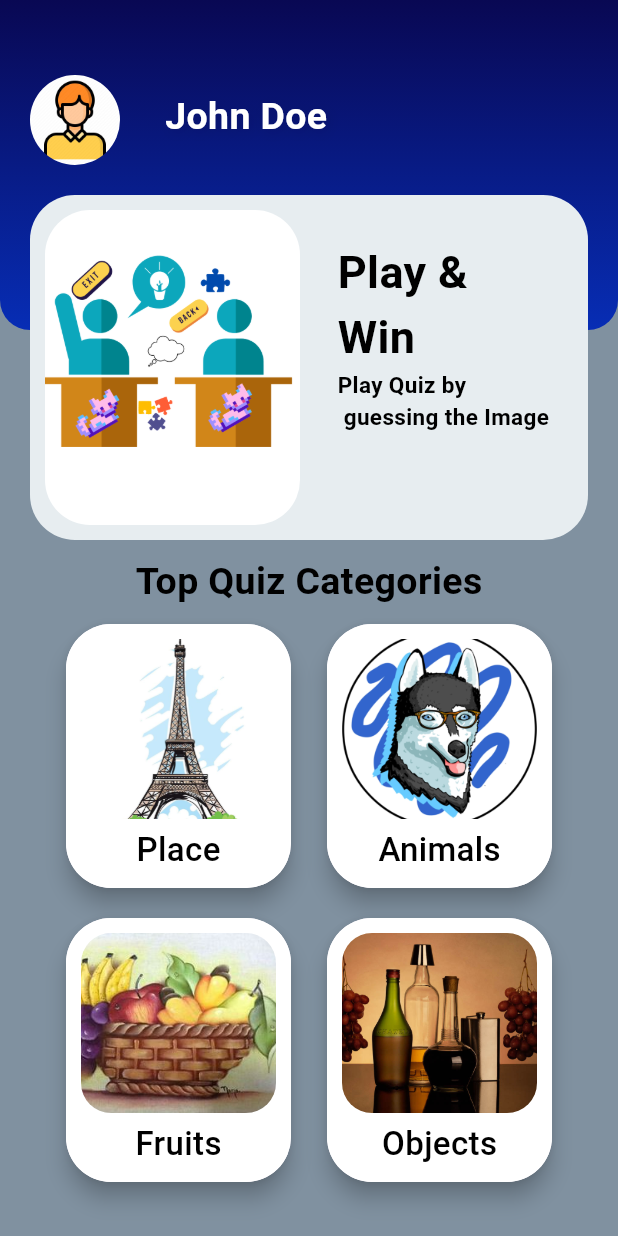
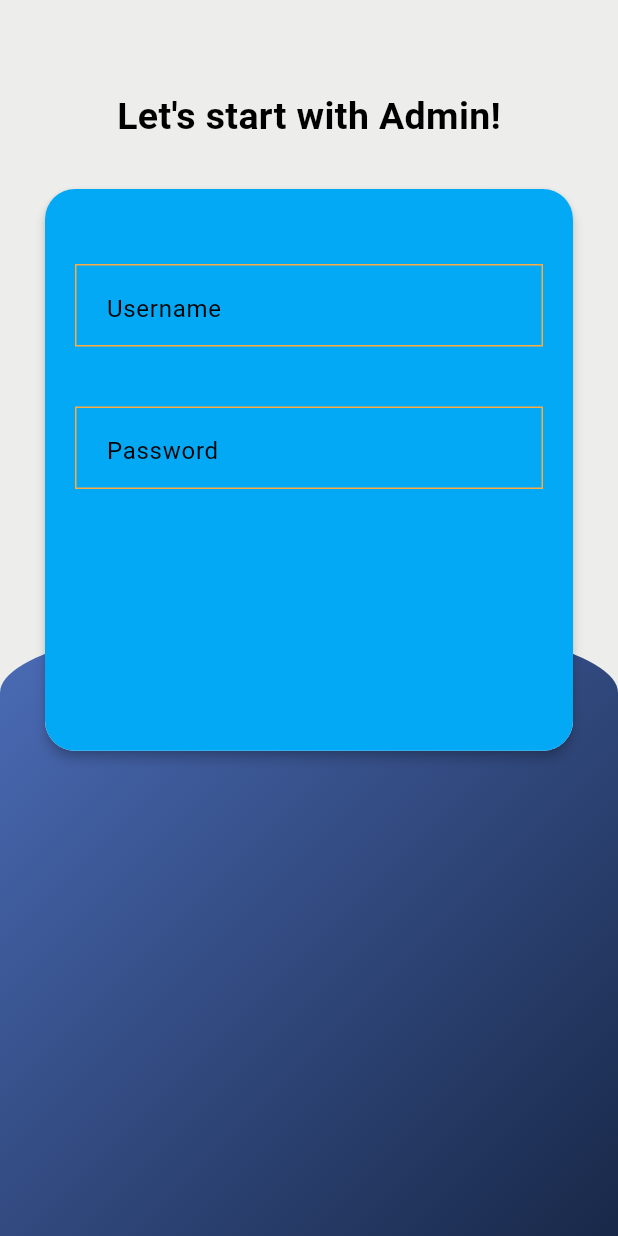
Before and after one commit to Salonisaroha/CODSOFT_task2, a Flutter app: the screen it shows after launch, on a phone screen of 412 x 824 dp. Run offline on Flutter 3.47's test engine with Material 3 defaults, Android fonts, the phone set to English and light mode, and no system bars; our stand-ins replace firebase_core; accounts and stored records are empty.

Commit message:
Some changes done

```diff
--- /dev/null
+++ b/lib/admin/login.dart
@@ -0,0 +1,121 @@
+import 'package:flutter/cupertino.dart';
+import 'package:flutter/material.dart';
+import 'package:flutter/widgets.dart';
+
+class Admin extends StatefulWidget {
+  const Admin({super.key});
+
+  @override
+  State<Admin> createState() => _AdminState();
+}
+
+class _AdminState extends State<Admin> {
+  TextEditingController usernamecontroller = new TextEditingController();
+  TextEditingController userpasswordcontroller = new TextEditingController();
+
+  @override
+  Widget build(BuildContext context) {
+    return Scaffold(
+      backgroundColor: Color(0xFFededeb),
+      body: Container(
+        width: double.infinity,
+        height: double.infinity,
+        child: Stack(
+          children: [
+            Align(
+              alignment: Alignment.bottomCenter,
+              child: Container(
+                padding: EdgeInsets.symmetric(vertical: 45.0, horizontal: 20.0),
+                height: MediaQuery.of(context).size.height / 2,
+                width: MediaQuery.of(context).size.width,
+                decoration: BoxDecoration(
+                  gradient: LinearGradient(
+                    colors: [Color(0xFF4b6cb7),
+                            Color(0xFF182848)],
+                    begin: Alignment.topLeft,
+                    end: Alignment.bottomRight,
+                  ),
+                  borderRadius: BorderRadius.vertical(
+                    top: Radius.elliptical(
+                      MediaQuery.of(context).size.width,
+                      100.0,
+                    ),
+                  ),
+                ),
+              ),
+
+            ),
+            Container(
+              margin: EdgeInsets.only(left: 30.0, right:30.0,top:60.0),
+              child:Form(child:Column(
+                children: [
+                  Text('Let\'s start with Admin!', style:TextStyle(
+                    color: Colors.black, fontSize: 25.0, fontWeight: FontWeight.bold
+                  )),
+                  SizedBox(height: 30.0),
+                  Material(
+                    elevation:3.0,
+                    borderRadius: BorderRadius.circular(20),
+                    child:Container(
+                      height: MediaQuery.of(context).size.height/2.2,
+                      decoration: BoxDecoration(
+                        color: Colors.lightBlue,
+                        borderRadius: BorderRadius.circular(20),
+
+                      ),
+                      child:Column(children: [
+                        SizedBox(height:50.0),
+                        Container(
+                          padding: EdgeInsets.only(left:20.0, top:5.0),
+                          margin: EdgeInsets.symmetric(horizontal: 20.0),
+                          decoration: BoxDecoration(
+                            border: Border.all(color: Colors.orangeAccent)
+                          ),
+                          child: Center(
+                            child: TextFormField(
+                              controller:usernamecontroller ,
+                              validator: (value){
+                                if(value==null || value.isEmpty){
+                                  return 'Please Enter Username';
+                                }
+                              } ,
+                              decoration: InputDecoration(border:InputBorder.none, hintText: "Username", hintStyle: TextStyle(color:Colors.black,) ),
+
+                            ),
+                          ),
+                        ),
+                        SizedBox(height: 40,),
+                         Container(
+                          padding: EdgeInsets.only(left:20.0, top:5.0),
+                          margin: EdgeInsets.symmetric(horizontal: 20.0),
+                          decoration: BoxDecoration(
+                            border: Border.all(color: Colors.orangeAccent)
+                          ),
+                          child: Center(
+                            child: TextFormField(
+                              controller:usernamecontroller ,
+                              validator: (value){
+                                if(value==null || value.isEmpty){
+                                  return 'Please Enter Password!';
+                                }
+                              } ,
+                              decoration: InputDecoration(border:InputBorder.none, hintText: "Password", hintStyle: TextStyle(color:Colors.black,) ),
+
+                            ),
+                          ),
+                        )
+
+                      ],)
+                    )
+
+                  ),
+
+                ],
+              ))
+            ),
+          ],
+        ),
+      ),
+    );
+  }
+}
--- a/lib/main.dart
+++ b/lib/main.dart
@@ -1,7 +1,13 @@
+import 'package:firebase_core/firebase_core.dart';
 import 'package:flutter/material.dart';
+import 'package:quizz_app/admin/login.dart';
 import 'package:quizz_app/pages/home.dart';
+import 'package:quizz_app/pages/question.dart';
 
-void main() {
+void main() async {
+  WidgetsFlutterBinding.ensureInitialized();
+  Firebase.initializeApp(
+  );
   runApp(const MyApp());
 }
 
@@ -17,7 +23,7 @@ class _MyAppState extends State<MyApp> {
   Widget build(BuildContext context) {
     return MaterialApp(
       debugShowCheckedModeBanner: false,
-      home: const Home(),
+      home: const Admin(),
     );
   }
 }
--- a/lib/pages/home.dart
+++ b/lib/pages/home.dart
@@ -12,7 +12,7 @@ class _HomeState extends State<Home> {
   @override
   Widget build(BuildContext context) {
     return Scaffold(
-      backgroundColor: const Color.fromARGB(255, 128, 145, 160),
+      backgroundColor: const Color(0xFFf4f4f4),
       body: SingleChildScrollView(
         child: Container(
           margin: EdgeInsets.only(bottom: 30.0),
@@ -28,8 +28,8 @@ class _HomeState extends State<Home> {
                       decoration: BoxDecoration(
                         gradient: LinearGradient(
                           colors: [
-                            Color.fromARGB(255, 9, 8, 83),
-                            Color.fromARGB(255, 7, 45, 181)
+                            Color(0xFF4b6cb7),
+                            Color(0xFF182848),
                           ],
                           begin: Alignment.topCenter,
                           end: Alignment.bottomCenter,
@@ -38,6 +38,14 @@ class _HomeState extends State<Home> {
                           bottomLeft: Radius.circular(20),
                           bottomRight: Radius.circular(20),
                         ),
+                        boxShadow: [
+                          BoxShadow(
+                            color: Colors.black.withOpacity(0.2),
+                            spreadRadius: 5,
+                            blurRadius: 10,
+                            offset: Offset(0, 3),
+                          ),
+                        ],
                       ),
                       child: Row(
                         crossAxisAlignment: CrossAxisAlignment.start,
@@ -80,8 +88,16 @@ class _HomeState extends State<Home> {
                       width: MediaQuery.of(context).size.width,
                       margin: EdgeInsets.only(top: 130.0, left: 20.0, right: 20.0),
                       decoration: BoxDecoration(
-                        color: Color.fromARGB(255, 231, 237, 240),
+                        color: Colors.white,
                         borderRadius: BorderRadius.circular(30),
+                        boxShadow: [
+                          BoxShadow(
+                            color: Colors.black.withOpacity(0.1),
+                            spreadRadius: 5,
+                            blurRadius: 10,
+                            offset: Offset(0, 3),
+                          ),
+                        ],
                       ),
                       child: Row(
                         children: [
@@ -106,16 +122,18 @@ class _HomeState extends State<Home> {
                                 Text(
                                   "Play &\nWin",
                                   style: TextStyle(
-                                      color: Colors.black,
+                                    color: Colors.black87,
                                     fontWeight: FontWeight.bold,
-                                      fontSize: 30),
+                                    fontSize: 30,
+                                  ),
                                 ),
                                 Text(
                                   "Play Quiz by\n guessing the Image",
                                   style: TextStyle(
-                                      color: Colors.black,
+                                    color: Colors.black54,
                                     fontWeight: FontWeight.bold,
-                                      fontSize: 15),
+                                    fontSize: 15,
+                                  ),
                                 ),
                               ],
                             ),
@@ -125,21 +143,46 @@ class _HomeState extends State<Home> {
                     ),
                   ],
                 ),
-                SizedBox(height: 10),
+                SizedBox(height: 20),
                 Text(
                   'Top Quiz Categories',
                   style: TextStyle(
-                      color: Colors.black,
+                    color: Colors.black87,
                     fontSize: 25,
-                      fontWeight: FontWeight.bold),
+                    fontWeight: FontWeight.bold,
                   ),
-                SizedBox(height: 10.0),
+                ),
+                SizedBox(height: 20.0),
                 Padding(
-                  padding: const EdgeInsets.only(left: 20.0, right: 20.0),
-                  child: Row(
+                  padding: const EdgeInsets.symmetric(horizontal: 20.0),
+                  child: Column(
+                    children: [
+                      _buildCategoryRow(context, 'assets/images/place.jpg', 'Place', 'assets/images/animal.png', 'Animals'),
+                      SizedBox(height: 20.0),
+                      _buildCategoryRow(context, 'assets/images/fruit.jpg', 'Fruits', 'assets/images/objects.jpg', 'Objects'),
+                    ],
+                  ),
+                ),
+              ],
+            ),
+          ),
+        ),
+      ),
+    );
+  }
+
+  Widget _buildCategoryRow(BuildContext context, String imagePath1, String title1, String imagePath2, String title2) {
+    return Row(
       mainAxisAlignment: MainAxisAlignment.spaceEvenly,
       children: [
-                      Material(
+        _buildCategoryCard(imagePath1, title1),
+        _buildCategoryCard(imagePath2, title2),
+      ],
+    );
+  }
+
+  Widget _buildCategoryCard(String imagePath, String title) {
+    return Material(
       borderRadius: BorderRadius.circular(30),
       elevation: 6.0,
       child: Container(
@@ -154,138 +197,22 @@ class _HomeState extends State<Home> {
             ClipRRect(
               borderRadius: BorderRadius.circular(20),
               child: Image.asset(
-                                  'assets/images/place.jpg',
+                imagePath,
                 height: 120,
                 width: 130,
                 fit: BoxFit.cover,
               ),
             ),
-                              SizedBox(height: 5.0),
+            SizedBox(height: 10.0),
             Text(
-                                'Place',
+              title,
               style: TextStyle(
-                                    color: Colors.black,
+                color: Colors.black87,
                 fontSize: 22.0,
-                                    fontWeight: FontWeight.w500),
+                fontWeight: FontWeight.w500,
+              ),
             )
           ],
-                          ),
-                        ),
-                      ),
-                      Material(
-                        borderRadius: BorderRadius.circular(30),
-                        elevation: 6.0,
-                        child: Container(
-                          width: 150,
-                          padding: EdgeInsets.all(10),
-                          decoration: BoxDecoration(
-                            color: Colors.white,
-                            borderRadius: BorderRadius.circular(30),
-                          ),
-                          child: Column(
-                            children: [
-                              ClipRRect(
-                                borderRadius: BorderRadius.circular(20),
-                                child: Image.asset(
-                                  'assets/images/animal.png',
-                                  height: 120,
-                                  width: 130,
-                                  fit: BoxFit.cover,
-                                ),
-                              ),
-                              SizedBox(height: 5.0),
-                              Text(
-                                'Animals',
-                                style: TextStyle(
-                                    color: Colors.black,
-                                    fontSize: 22.0,
-                                    fontWeight: FontWeight.w500),
-                              )
-                            ],
-                          ),
-                        ),
-                      ),
-                    ],
-                  ),
-                ),
-                SizedBox(height: 20.0),
-                Padding(
-                  padding: const EdgeInsets.only(left: 20.0, right: 20.0),
-                  child: Row(
-                    mainAxisAlignment: MainAxisAlignment.spaceEvenly,
-                    children: [
-                      Material(
-                        borderRadius: BorderRadius.circular(30),
-                        elevation: 6.0,
-                        child: Container(
-                          width: 150,
-                          padding: EdgeInsets.all(10),
-                          decoration: BoxDecoration(
-                            color: Colors.white,
-                            borderRadius: BorderRadius.circular(30),
-                          ),
-                          child: Column(
-                            children: [
-                              ClipRRect(
-                                borderRadius: BorderRadius.circular(20),
-                                child: Image.asset(
-                                  'assets/images/fruit.jpg',
-                                  height: 120,
-                                  width: 130,
-                                  fit: BoxFit.cover,
-                                ),
-                              ),
-                              SizedBox(height: 5.0),
-                              Text(
-                                'Fruits',
-                                style: TextStyle(
-                                    color: Colors.black,
-                                    fontSize: 22.0,
-                                    fontWeight: FontWeight.w500),
-                              )
-                            ],
-                          ),
-                        ),
-                      ),
-                      Material(
-                        borderRadius: BorderRadius.circular(30),
-                        elevation: 6.0,
-                        child: Container(
-                          width: 150,
-                          padding: EdgeInsets.all(10),
-                          decoration: BoxDecoration(
-                            color: Colors.white,
-                            borderRadius: BorderRadius.circular(30),
-                          ),
-                          child: Column(
-                            children: [
-                              ClipRRect(
-                                borderRadius: BorderRadius.circular(20),
-                                child: Image.asset(
-                                  'assets/images/objects.jpg',
-                                  height: 120,
-                                  width: 130,
-                                  fit: BoxFit.cover,
-                                ),
-                              ),
-                              SizedBox(height: 5.0),
-                              Text(
-                                'Objects',
-                                style: TextStyle(
-                                    color: Colors.black,
-                                    fontSize: 22.0,
-                                    fontWeight: FontWeight.w500),
-                              )
-                            ],
-                          ),
-                        ),
-                      ),
-                    ],
-                  ),
-                ),
-              ],
-            ),
-          ),
         ),
       ),
     );
--- a/pubspec.yaml
+++ b/pubspec.yaml
@@ -30,6 +30,10 @@ environment:
 dependencies:
   flutter:
     sdk: flutter
+  firebase_core: ^2.15.0
+  cloud_firestore: ^4.8.3
+
+
 
 
   # The following adds the Cupertino Icons font to your application.
```
Also changed, not shown: lib/pages/question.dart (added, +130 -0 lines), assets/images/ronaldo1.jpg (added), pubspec.lock, 7 other files. Lines whose indentation alone changed are shown as unchanged.
